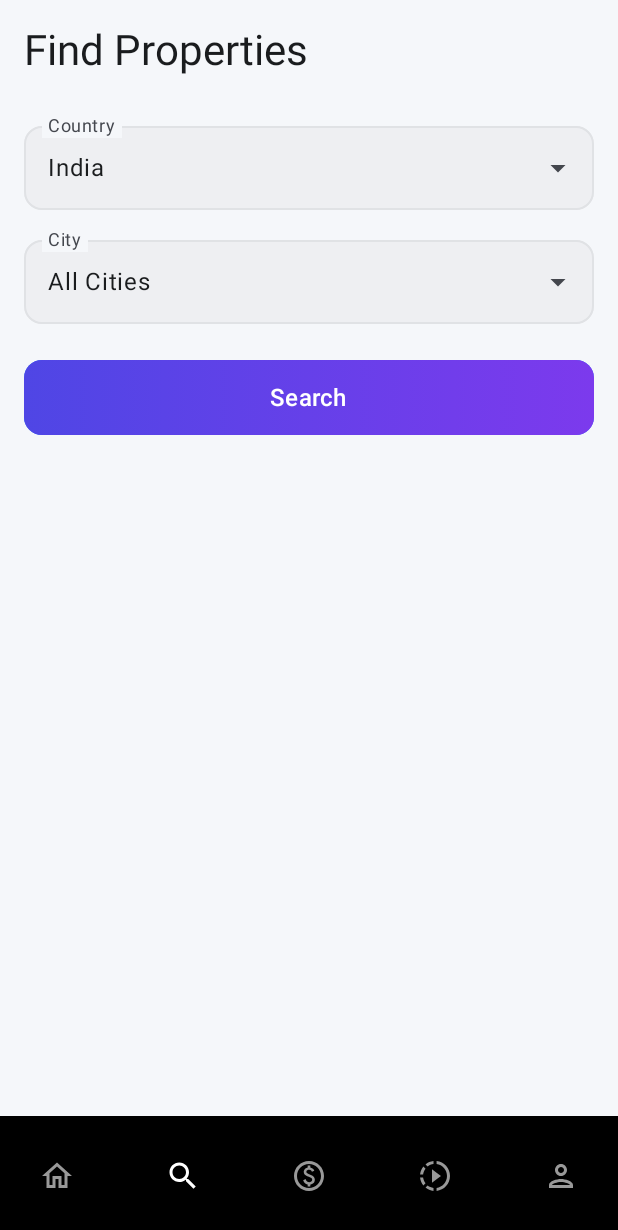
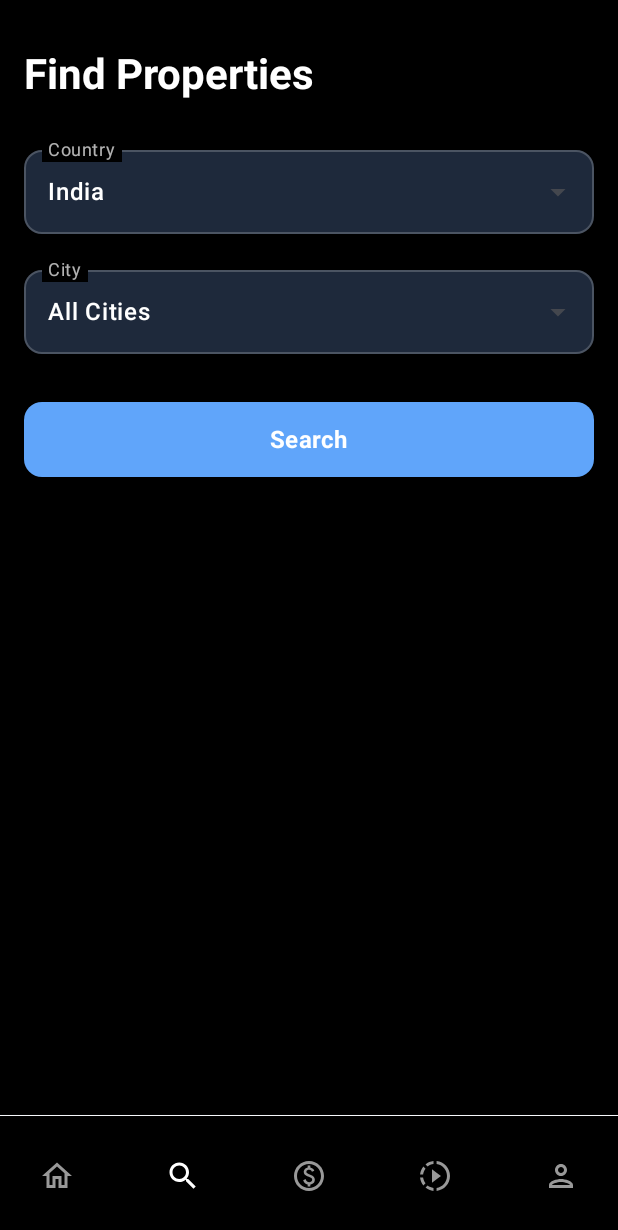
Before and after one commit to RITESHKUMAR7488/Nav_yuga, an Android app built with Jetpack Compose: the ArthYugaDashboard screen opened through its navigation route, item 2 of the bottom bar chosen, on a phone screen of 412 x 824 dp. Shown: the top 1230 px of the screen. Run offline under Robolectric (Android 15) with nearby library versions, the phone set to English and light mode, and no system bars; our stand-ins replace Dagger/Hilt's generated code, Firebase (no records; nobody signed in at launch, a user with empty details on screens opened directly); pictures from the network do not load.

Commit message:
made dedicated search screen

```diff
--- a/app/src/main/java/com/example/navyuga/feature/arthyuga/presentation/search/SearchScreen.kt
+++ b/app/src/main/java/com/example/navyuga/feature/arthyuga/presentation/search/SearchScreen.kt
@@ -3,23 +3,17 @@ package com.example.navyuga.feature.arthyuga.presentation.search
 import androidx.compose.foundation.background
 import androidx.compose.foundation.clickable
 import androidx.compose.foundation.layout.*
-import androidx.compose.foundation.lazy.LazyColumn
-import androidx.compose.foundation.lazy.items
 import androidx.compose.foundation.shape.RoundedCornerShape
-import androidx.compose.material.icons.Icons
-import androidx.compose.material.icons.filled.ArrowDropDown
 import androidx.compose.material3.*
 import androidx.compose.runtime.*
-import androidx.compose.ui.Alignment
 import androidx.compose.ui.Modifier
+import androidx.compose.ui.graphics.Color
+import androidx.compose.ui.text.font.FontWeight
 import androidx.compose.ui.unit.dp
 import androidx.hilt.navigation.compose.hiltViewModel
-import androidx.lifecycle.compose.collectAsStateWithLifecycle
 import androidx.navigation.NavController
-import com.example.navyuga.core.common.UiState
-import com.example.navyuga.feature.arthyuga.presentation.home.InstagramStylePropertyCard
-import com.example.navyuga.feature.auth.presentation.components.NavyugaGradientButton
 
+@OptIn(ExperimentalMaterial3Api::class)
 @Composable
 fun SearchScreen(
     navController: NavController,
@@ -28,72 +22,59 @@ fun SearchScreen(
     var selectedCountry by remember { mutableStateOf("India") }
     var selectedCity by remember { mutableStateOf("All Cities") }
 
-    val searchState by viewModel.searchResults.collectAsStateWithLifecycle()
-
+    Scaffold(
+        containerColor = Color.Black, // Consistent Black Background
+        topBar = {
+            // Simple title or TopBar can be added here if needed
+        }
+    ) { padding ->
         Column(
             modifier = Modifier
                 .fillMaxSize()
-            .background(MaterialTheme.colorScheme.background)
+                .padding(padding)
                 .padding(16.dp)
         ) {
             Text(
                 text = "Find Properties",
-            style = MaterialTheme.typography.headlineMedium,
-            color = MaterialTheme.colorScheme.onBackground,
-            modifier = Modifier.padding(bottom = 24.dp)
+                style = MaterialTheme.typography.headlineMedium.copy(fontWeight = FontWeight.Bold),
+                color = Color.White,
+                modifier = Modifier.padding(bottom = 24.dp, top = 16.dp)
             )
 
-        // --- DROPDOWNS ---
-        NavyugaDropdown("Country", viewModel.countries, selectedCountry) { selectedCountry = it }
-        Spacer(modifier = Modifier.height(12.dp))
-        NavyugaDropdown("City", viewModel.cities, selectedCity) { selectedCity = it }
+            // --- UPDATED DROPDOWNS (RoiScreen Style) ---
+            NavyugaExposedDropdown("Country", viewModel.countries, selectedCountry) { selectedCountry = it }
+            Spacer(modifier = Modifier.height(16.dp))
+            NavyugaExposedDropdown("City", viewModel.cities, selectedCity) { selectedCity = it }
 
-        Spacer(modifier = Modifier.height(24.dp))
+            Spacer(modifier = Modifier.height(32.dp))
 
-        NavyugaGradientButton(
-            text = "Search",
-            onClick = { viewModel.performSearch(selectedCountry, selectedCity) }
+            // --- SEARCH BUTTON (Lighter Blue) ---
+            Button(
+                onClick = {
+                    // Navigate to the new Results Page
+                    navController.navigate("search_results/$selectedCountry/$selectedCity")
+                },
+                modifier = Modifier
+                    .fillMaxWidth()
+                    .height(50.dp),
+                shape = RoundedCornerShape(12.dp),
+                colors = ButtonDefaults.buttonColors(
+                    containerColor = Color(0xFF60A5FA), // Lighter Blue
+                    contentColor = Color.White
                 )
-
-        Spacer(modifier = Modifier.height(24.dp))
-
-        // --- RESULTS ---
-        when (val state = searchState) {
-            is UiState.Loading -> {
-                Box(modifier = Modifier.fillMaxSize(), contentAlignment = Alignment.Center) {
-                    CircularProgressIndicator(color = MaterialTheme.colorScheme.primary)
-                }
-            }
-            is UiState.Success -> {
-                LazyColumn(verticalArrangement = Arrangement.spacedBy(16.dp)) {
-                    items(state.data) { property ->
-                        InstagramStylePropertyCard(
-                            property = property,
-                            onItemClick = { navController.navigate("property_detail/${property.id}") },
-                            onLikeClick = { viewModel.toggleLike(property.id, property.isLiked) },
-                            onShareClick = { /* Handle Share */ },
-                            // ⚡ Uses default padding or fill width (parent has padding)
-                            modifier = Modifier.fillMaxWidth()
+            ) {
+                Text(
+                    "Search",
+                    style = MaterialTheme.typography.titleMedium.copy(fontWeight = FontWeight.Bold)
                 )
             }
         }
     }
-            is UiState.Failure -> {
-                Box(modifier = Modifier.fillMaxSize(), contentAlignment = Alignment.Center) {
-                    Text(
-                        text = state.message,
-                        color = MaterialTheme.colorScheme.error,
-                        style = MaterialTheme.typography.bodyLarge
-                    )
-                }
-            }
-            else -> {}
-        }
-    }
 }
 
+@OptIn(ExperimentalMaterial3Api::class)
 @Composable
-fun NavyugaDropdown(
+fun NavyugaExposedDropdown(
     label: String,
     options: List<String>,
     selected: String,
@@ -101,38 +82,53 @@ fun NavyugaDropdown(
 ) {
     var expanded by remember { mutableStateOf(false) }
 
-    Box(modifier = Modifier.fillMaxWidth()) {
+    ExposedDropdownMenuBox(
+        expanded = expanded,
+        onExpandedChange = { expanded = !expanded },
+        modifier = Modifier.fillMaxWidth()
+    ) {
         OutlinedTextField(
+            modifier = Modifier
+                .fillMaxWidth()
+                .menuAnchor(), // Makes the whole field clickable
+            readOnly = true,
             value = selected,
             onValueChange = {},
-            readOnly = true,
-            label = { Text(label) },
-            trailingIcon = {
-                Icon(Icons.Default.ArrowDropDown, null, Modifier.clickable { expanded = true })
-            },
-            colors = OutlinedTextFieldDefaults.colors(
-                focusedContainerColor = MaterialTheme.colorScheme.surfaceVariant,
-                unfocusedContainerColor = MaterialTheme.colorScheme.surfaceVariant,
-                focusedBorderColor = MaterialTheme.colorScheme.primary,
-                unfocusedBorderColor = MaterialTheme.colorScheme.outline
+            label = { Text(label, color = Color.White.copy(0.7f)) },
+            trailingIcon = { ExposedDropdownMenuDefaults.TrailingIcon(expanded = expanded) },
+            colors = ExposedDropdownMenuDefaults.outlinedTextFieldColors(
+                focusedTextColor = Color.White,
+                unfocusedTextColor = Color.White,
+                focusedContainerColor = Color(0xFF1E293B), // Dark surface
+                unfocusedContainerColor = Color(0xFF1E293B),
+                focusedBorderColor = Color(0xFF60A5FA),
+                unfocusedBorderColor = Color.White.copy(0.2f)
             ),
-            modifier = Modifier
-                .fillMaxWidth()
-                .clickable { expanded = true },
-            shape = RoundedCornerShape(12.dp)
+            shape = RoundedCornerShape(12.dp),
+            textStyle = MaterialTheme.typography.bodyLarge.copy(fontWeight = FontWeight.Medium) // Big word
         )
-        DropdownMenu(
+        ExposedDropdownMenu(
             expanded = expanded,
             onDismissRequest = { expanded = false },
-            modifier = Modifier.background(MaterialTheme.colorScheme.surface)
+            modifier = Modifier
+                .background(Color(0xFF1E293B)) // Match dropdown background
+                .fillMaxWidth()
         ) {
-            options.forEach { option ->
+            options.forEach { selectionOption ->
                 DropdownMenuItem(
-                    text = { Text(option, color = MaterialTheme.colorScheme.onSurface) },
+                    text = {
+                        Text(
+                            selectionOption,
+                            style = MaterialTheme.typography.bodyLarge,
+                            color = Color.White,
+                            modifier = Modifier.padding(vertical = 4.dp)
+                        )
+                    },
                     onClick = {
-                        onSelectionChange(option)
+                        onSelectionChange(selectionOption)
                         expanded = false
-                    }
+                    },
+                    contentPadding = PaddingValues(horizontal = 16.dp, vertical = 8.dp)
                 )
             }
         }
--- a/app/src/main/java/com/example/navyuga/navigation/AppNavigation.kt
+++ b/app/src/main/java/com/example/navyuga/navigation/AppNavigation.kt
@@ -8,7 +8,7 @@ import androidx.compose.material3.Text
 import androidx.compose.runtime.Composable
 import androidx.compose.runtime.LaunchedEffect
 import androidx.compose.runtime.collectAsState
-import androidx.compose.runtime.getValue // ⚡ FIXED: Necessary for 'by' delegation
+import androidx.compose.runtime.getValue
 import androidx.compose.ui.Alignment
 import androidx.compose.ui.Modifier
 import androidx.hilt.navigation.compose.hiltViewModel
@@ -25,7 +25,8 @@ import com.example.navyuga.feature.admin.presentation.ManagePropertiesScreen
 import com.example.navyuga.feature.admin.presentation.ManageUsersScreen
 import com.example.navyuga.feature.arthyuga.presentation.ArthYugaDashboard
 import com.example.navyuga.feature.arthyuga.presentation.detail.PropertyDetailScreen
-import com.example.navyuga.feature.auth.data.model.UserModel // ⚡ FIXED: Import needed for casting
+import com.example.navyuga.feature.arthyuga.presentation.search.SearchResultsScreen // Import new screen
+import com.example.navyuga.feature.auth.data.model.UserModel
 import com.example.navyuga.feature.auth.presentation.AuthViewModel
 import com.example.navyuga.feature.auth.presentation.LoginScreen
 import com.example.navyuga.feature.auth.presentation.RegisterScreen
@@ -78,20 +79,35 @@ fun AppNavigation(
             RoiScreen(onBackClick = { navController.popBackStack() })
         }
 
+        // ⚡ NEW: Search Results Route
+        composable(
+            "search_results/{country}/{city}",
+            arguments = listOf(
+                navArgument("country") { type = NavType.StringType },
+                navArgument("city") { type = NavType.StringType }
+            )
+        ) { backStackEntry ->
+            val country = backStackEntry.arguments?.getString("country") ?: "India"
+            val city = backStackEntry.arguments?.getString("city") ?: "All Cities"
+
+            SearchResultsScreen(
+                country = country,
+                city = city,
+                onNavigateBack = { navController.popBackStack() },
+                onNavigateToDetail = { id -> navController.navigate("property_detail/$id") }
+            )
+        }
+
         // --- ADMIN MODULE (SECURED) ---
 
         composable("admin_dashboard") {
             val authViewModel: AuthViewModel = hiltViewModel()
             val currentUserState by authViewModel.currentUser.collectAsState()
 
-            // ⚡ FIXED: Safe Casting with Generics
-            // We specifically cast to UiState.Success<UserModel> so Kotlin knows 'data' is a UserModel
             val isAdmin = (currentUserState as? UiState.Success<UserModel>)?.data?.role == "admin"
 
-            // Security Check
             LaunchedEffect(currentUserState) {
                 if (currentUserState is UiState.Success && !isAdmin) {
-                    // Uncomment to activate security:
                     // navController.navigate("login") { popUpTo(0) { inclusive = true } }
                 }
             }
```
Also changed, not shown: app/src/main/java/com/example/navyuga/feature/admin/presentation/AddPropertyScreen.kt (+53 -9 lines), app/src/main/java/com/example/navyuga/feature/arthyuga/presentation/search/SearchResultsScreen.kt (added, +145 -0 lines). Lines whose indentation alone changed are shown as unchanged.
